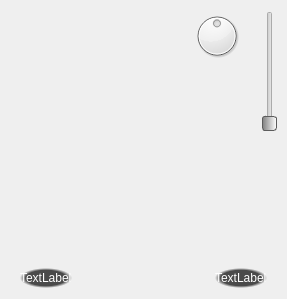
openpilot/OpenPilot, file ground/src/plugins/opmap/opmap_mapoverlaywidget.ui: the form before one commit.
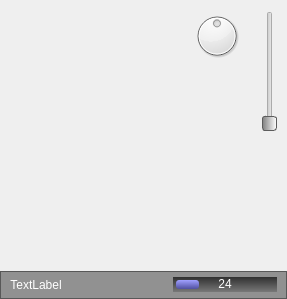
The form after the commit. Icons and pictures are not drawn.

Commit message: StyleSheet adjustments on the new map plug-in

```diff
--- a/ground/src/plugins/opmap/opmap_mapoverlaywidget.ui
+++ b/ground/src/plugins/opmap/opmap_mapoverlaywidget.ui
@@ -110,6 +110,9 @@
    <property name="rightMargin">
     <number>0</number>
    </property>
+   <property name="bottomMargin">
+    <number>0</number>
+   </property>
    <item>
     <layout class="QGridLayout" name="gridLayout">
      <property name="rightMargin">
@@ -376,14 +379,34 @@
      <property name="rightMargin">
       <number>20</number>
      </property>
+    </layout>
+   </item>
      <item>
-      <widget class="QLabel" name="labelUAV_2">
+    <widget class="QFrame" name="frame">
+     <property name="styleSheet">
+      <string notr="true">background-color: rgba(0, 0, 0, 100);</string>
+     </property>
+     <property name="frameShape">
+      <enum>QFrame::StyledPanel</enum>
+     </property>
+     <property name="frameShadow">
+      <enum>QFrame::Raised</enum>
+     </property>
+     <layout class="QHBoxLayout" name="horizontalLayout_3">
+      <property name="topMargin">
+       <number>3</number>
+      </property>
+      <property name="bottomMargin">
+       <number>3</number>
+      </property>
+      <item>
+       <widget class="QLabel" name="labelStatus">
        <property name="styleSheet">
         <string notr="true">QLabel { /* all label types */
-/* background-color: rgba(0, 0, 0, 0); */
-	background-color: qradialgradient(spread:pad, cx:0.5, cy:0.5, radius:0.5, fx:0.5, fy:0.5, stop:0.778409 rgba(0, 0, 0, 176), stop:1 rgba(0, 0, 0, 0));
 color: rgb(255, 255, 255);
-
+	background-color: rgba(255, 255, 255, 0);
+border: none;
+border-radius: 10px;
 }</string>
        </property>
        <property name="frameShape">
@@ -392,8 +415,11 @@
        <property name="text">
         <string>TextLabel</string>
        </property>
+        <property name="alignment">
+         <set>Qt::AlignCenter</set>
+        </property>
        <property name="margin">
-        <number>8</number>
+         <number>1</number>
        </property>
       </widget>
      </item>
@@ -411,23 +437,40 @@
       </spacer>
      </item>
      <item>
-      <widget class="QLabel" name="labelMouse">
+       <widget class="QProgressBar" name="progressBar">
+        <property name="maximumSize">
+         <size>
+          <width>16777215</width>
+          <height>15</height>
+         </size>
+        </property>
        <property name="styleSheet">
-        <string notr="true">QLabel { /* all label types */
-/* background-color: rgba(0, 0, 0, 0); */
-	background-color: qradialgradient(spread:pad, cx:0.5, cy:0.5, radius:0.5, fx:0.5, fy:0.5, stop:0.778409 rgba(0, 0, 0, 176), stop:1 rgba(0, 0, 0, 0));
+         <string notr="true">QProgressBar {
+border: nonei;
+padding: 3px;
+background-color: qlineargradient(spread:pad, x1:0.5, y1:0, x2:0.5, y2:1, stop:0 rgba(48, 48, 48, 255), stop:1 rgba(120, 120, 120, 255));
 color: rgb(255, 255, 255);
+}
+QProgressBar::chunk {
+background-color: rgb(85, 85, 255);
+background-color: qlineargradient(spread:pad, x1:0.5, y1:0, x2:0.5, y2:1, stop:0 rgba(160, 160, 255, 255), stop:1 rgba(80, 80, 160, 255));
+border: none;
+border-radius: 3px;
 }</string>
        </property>
-       <property name="text">
-        <string>TextLabel</string>
-       </property>
-       <property name="margin">
-        <number>8</number>
+        <property name="value">
+         <number>24</number>
+        </property>
+        <property name="alignment">
+         <set>Qt::AlignCenter</set>
+        </property>
+        <property name="format">
+         <string>%v</string>
        </property>
       </widget>
      </item>
     </layout>
+    </widget>
    </item>
   </layout>
  </widget>
```
Lines whose indentation alone changed are shown as unchanged. The commit also changes 2 other files.
